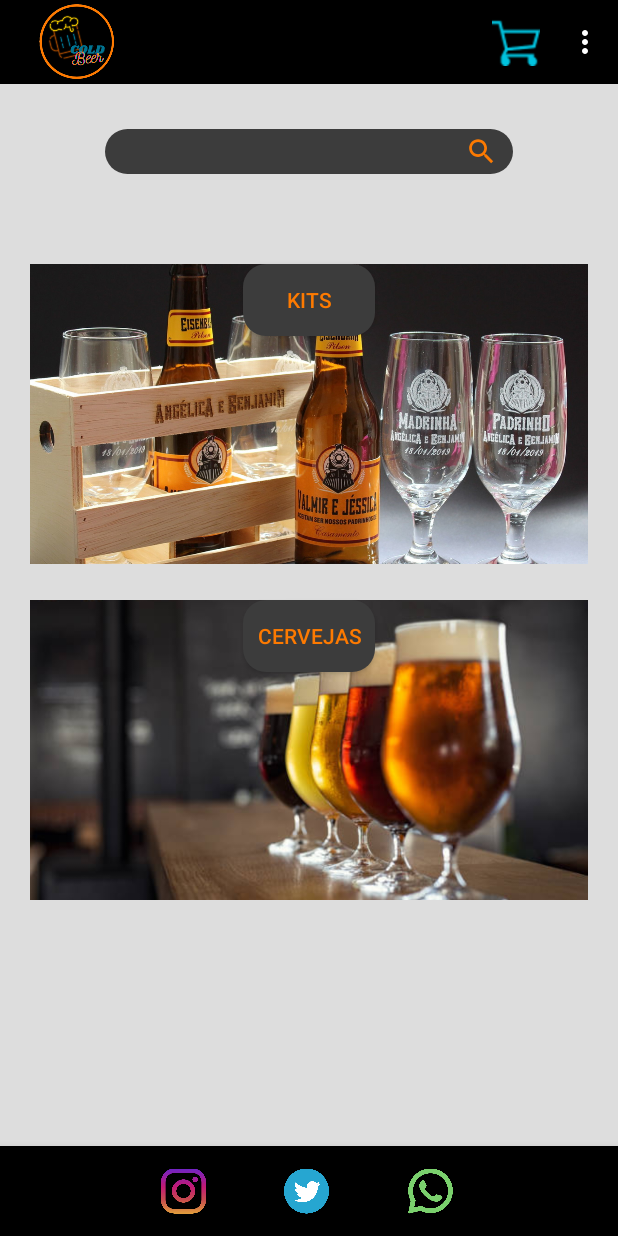
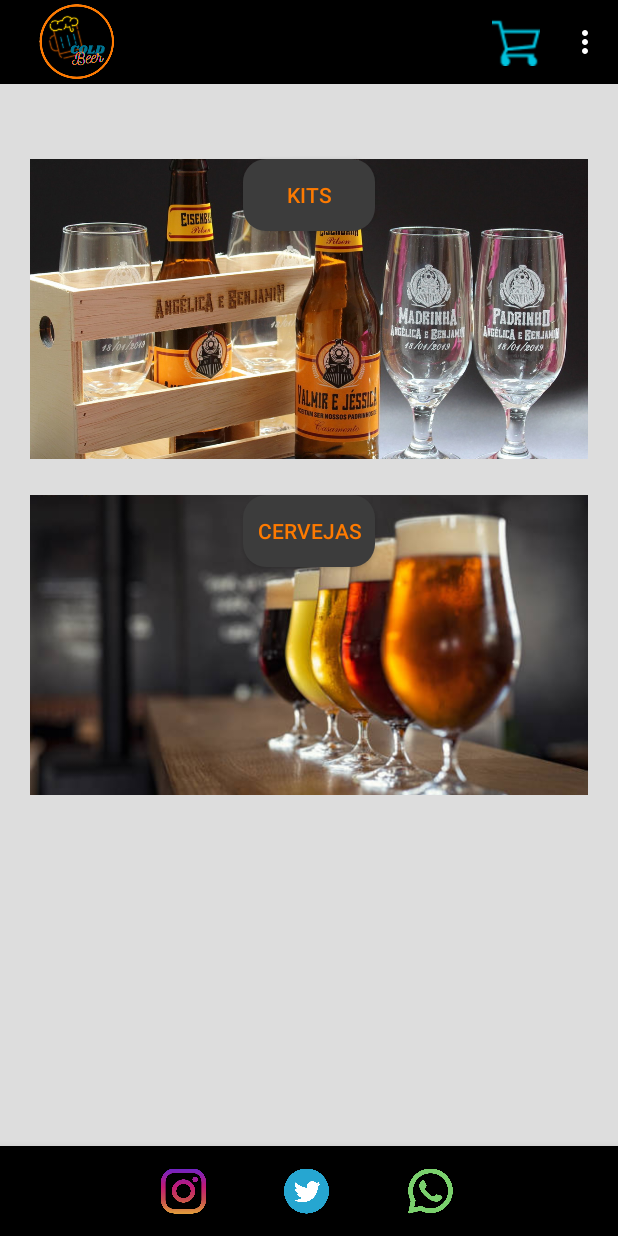
Before and after one commit to AmandaIsrael/ColdBeer-Project, an Android app: the TelaInicio screen opened directly, with no data from a screen before it, on a phone screen of 412 x 824 dp. Run offline under Robolectric (Android 15) with nearby library versions, the phone set to English and light mode, and no system bars.

```diff
--- a/app/src/main/java/com/example/coldbeer/dao/EnderecoDao.java
+++ b/app/src/main/java/com/example/coldbeer/dao/EnderecoDao.java
@@ -92,8 +92,7 @@ public class EnderecoDao {
         try {
             String consulta = "SELECT cod_endereco FROM endereco WHERE rua = '" + endereco.getRua()+
                     "' AND bairro = '" + endereco.getBairro()+
-                    "' AND numero = " + endereco.getNumero()+
-                    " AND frete = " + endereco.getFrete() +";";
+                    "' AND numero = " + endereco.getNumero()+";";
             Cursor cursor = le.rawQuery(consulta, null);
 
             int indiceCodigo = cursor.getColumnIndex("cod_endereco");
--- a/app/src/main/res/layout/activity_tela_inicio.xml
+++ b/app/src/main/res/layout/activity_tela_inicio.xml
@@ -17,38 +17,13 @@
             android:id="@+id/toolbar"
             layout="@layout/toolbar" />
 
-        <EditText
-            android:id="@+id/txtBusca"
-            android:layout_width="0dp"
-            android:layout_height="30dp"
-            android:layout_marginStart="70dp"
-            android:layout_marginLeft="70dp"
-            android:layout_marginTop="30dp"
-            android:layout_marginEnd="70dp"
-            android:layout_marginRight="70dp"
-            android:autofillHints="@string/busca_inicio"
-            android:background="@drawable/caixa_texto"
-            android:ems="10"
-            android:hint="@string/vazia"
-            android:inputType="textPersonName"
-            android:paddingStart="10dp"
-            android:paddingLeft="10dp"
-            android:paddingEnd="35dp"
-            android:paddingRight="35dp"
-            android:paddingBottom="4dp"
-            android:textColor="@color/design_default_color_on_primary"
-            app:layout_constraintEnd_toEndOf="parent"
-            app:layout_constraintHorizontal_bias="0.0"
-            app:layout_constraintStart_toStartOf="parent"
-            app:layout_constraintTop_toBottomOf="@+id/toolbar" />
-
         <ImageView
             android:id="@+id/imgKits"
             android:layout_width="0dp"
             android:layout_height="200dp"
             android:layout_marginStart="20dp"
             android:layout_marginLeft="20dp"
-            android:layout_marginTop="60dp"
+            android:layout_marginTop="50dp"
             android:layout_marginEnd="20dp"
             android:layout_marginRight="20dp"
             android:contentDescription="@string/imagem_kits_inicio"
@@ -56,7 +31,7 @@
             app:layout_constraintEnd_toEndOf="parent"
             app:layout_constraintHorizontal_bias="1.0"
             app:layout_constraintStart_toStartOf="parent"
-            app:layout_constraintTop_toBottomOf="@+id/txtBusca"
+            app:layout_constraintTop_toBottomOf="@+id/toolbar"
             app:srcCompat="@drawable/kit_c_tacas" />
 
         <ImageView
@@ -168,20 +143,6 @@
             </androidx.constraintlayout.widget.ConstraintLayout>
         </com.google.android.material.bottomnavigation.BottomNavigationView>
 
-        <ImageView
-            android:id="@+id/btnPesquisar"
-            android:layout_width="22dp"
-            android:layout_height="22dp"
-            android:layout_marginTop="6dp"
-            android:layout_marginEnd="10dp"
-            android:layout_marginRight="10dp"
-            android:layout_marginBottom="6dp"
-            android:contentDescription="@string/busca_inicio"
-            app:layout_constraintBottom_toBottomOf="@+id/txtBusca"
-            app:layout_constraintEnd_toEndOf="@+id/txtBusca"
-            app:layout_constraintTop_toTopOf="@+id/txtBusca"
-            app:srcCompat="@drawable/ic_baseline_search_24" />
-
 
     </androidx.constraintlayout.widget.ConstraintLayout>
 </ScrollView>
--- a/app/src/main/res/values/strings.xml
+++ b/app/src/main/res/values/strings.xml
@@ -25,6 +25,7 @@
     <string name="logo_da_cervejaria_cold_bear">Logo da cervejaria Cold Bear</string>
     <string name="amanda_israel_e_roberta_alcantara">Amanda Israel e Roberta Alcantara</string>
     <string name="atualizar">Atualizar</string>
+    <string name="deletar">Deletar</string>
 
     <string name="busca_tela_item">busca_tela_item</string>
     <string name="_5x350_ml">5x350 ml</string>
```
Also changed, not shown: app/src/main/java/com/example/coldbeer/activity/TelaPerfilUsuario.java (+84 -1 lines), app/src/main/java/com/example/coldbeer/controller/ClienteController.java (+15 -6 lines), app/src/main/java/com/example/coldbeer/dao/ClienteDao.java (+7 -5 lines), app/src/main/res/layout/activity_perfil_usuario.xml (+19 -3 lines).
